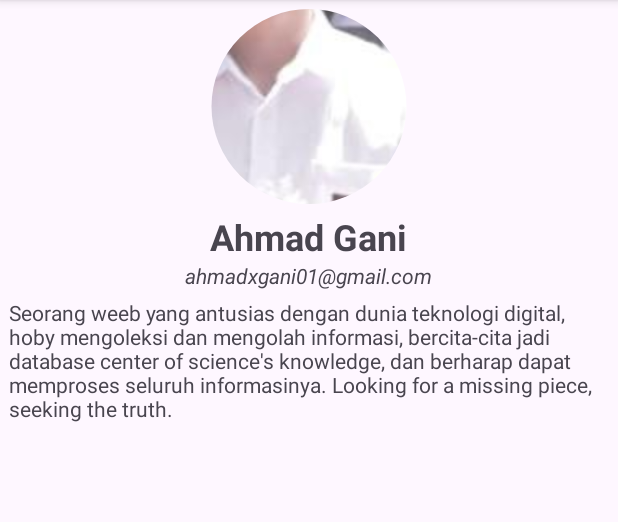
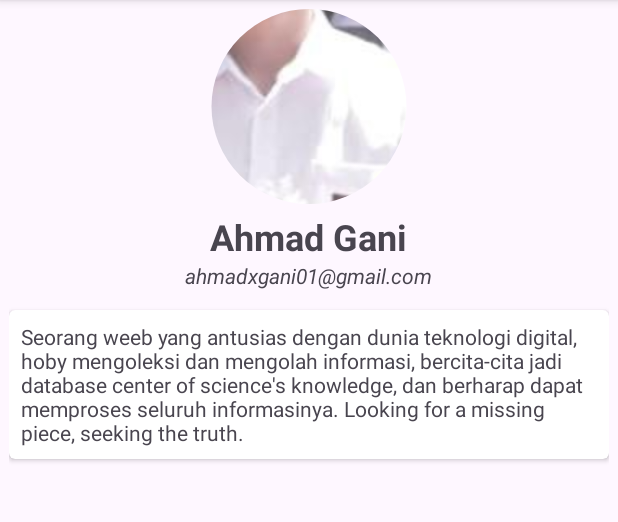
Before and after one commit to Gani-laboratory/android-app, an Android app: the ProfileActivity screen opened directly, with no data from a screen before it, on a phone screen of 412 x 824 dp, the part 96-618 px from its top. Run offline under Robolectric (Android 15) with nearby library versions, the phone set to English and light mode, and no system bars; our stand-ins replace CircleImageView.

Commit message:
update about/profile activity view

```diff
--- a/app/src/main/res/layout/activity_profile.xml
+++ b/app/src/main/res/layout/activity_profile.xml
@@ -32,10 +32,25 @@
         android:layout_height="wrap_content"
         android:text="@string/email" />
 
-    <TextView
-        android:id="@+id/desc"
-        android:layout_width="wrap_content"
+    <androidx.cardview.widget.CardView
+        android:id="@+id/card_view"
+        android:layout_width="match_parent"
         android:layout_height="wrap_content"
-        android:text="@string/desc" />
-    >
+        android:layout_marginTop="8dp"
+        app:cardCornerRadius="4dp">
+        <androidx.constraintlayout.widget.ConstraintLayout
+            android:layout_width="match_parent"
+            android:layout_height="wrap_content"
+            android:padding="8dp">
+            <TextView
+                android:id="@+id/desc"
+                android:layout_width="wrap_content"
+                android:layout_height="wrap_content"
+                app:layout_constraintTop_toTopOf="parent"
+                app:layout_constraintBottom_toBottomOf="parent"
+                app:layout_constraintStart_toStartOf="parent"
+                app:layout_constraintEnd_toEndOf="parent"
+                android:text="@string/desc" />
+        </androidx.constraintlayout.widget.ConstraintLayout>
+    </androidx.cardview.widget.CardView>
 </LinearLayout>
```
